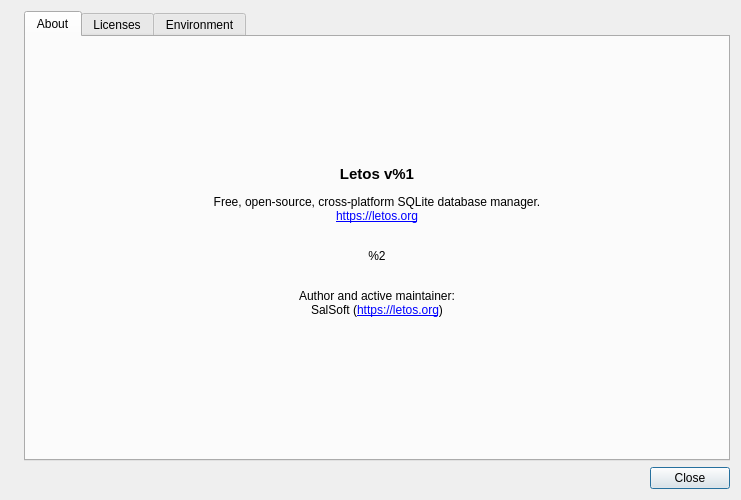
Old version of the form Letos/gui/dialogs/aboutdialog.ui in the repository Mu-L/sqlitestudio.
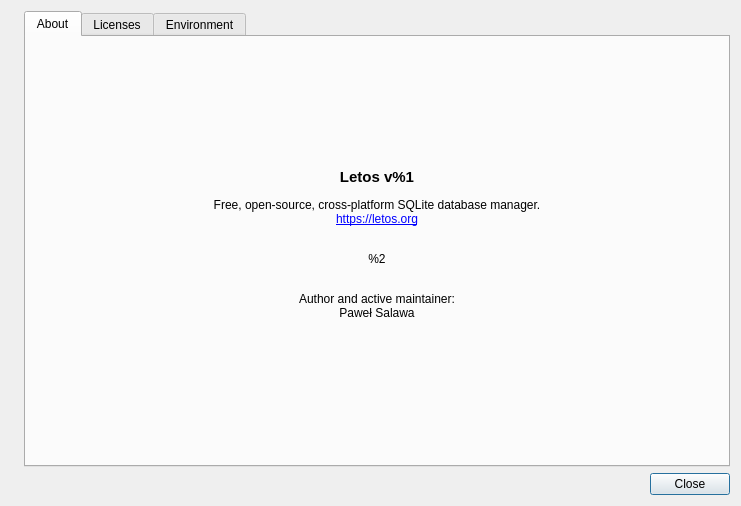
New version of the form. The open tabs and pages were chosen to show the change.

Commit message: #5574 Fixed maintainer name and removed unwanted translation msg.

```diff
--- a/Letos/gui/dialogs/aboutdialog.ui
+++ b/Letos/gui/dialogs/aboutdialog.ui
@@ -7,7 +7,7 @@
     <x>0</x>
     <y>0</y>
     <width>741</width>
-    <height>500</height>
+    <height>506</height>
    </rect>
   </property>
   <property name="windowTitle">
@@ -27,7 +27,7 @@
        <item>
         <widget class="QLabel" name="aboutLabel">
          <property name="text">
-          <string>&lt;html&gt;&lt;head/&gt;&lt;body&gt;&lt;p align=&quot;center&quot;&gt;&lt;span style=&quot; font-size:11pt; font-weight:600;&quot;&gt;Letos v%1&lt;/span&gt;&lt;/p&gt;&lt;p align=&quot;center&quot;&gt;Free, open-source, cross-platform SQLite database manager.&lt;br/&gt;&lt;a href=&quot;https://letos.org&quot;&gt;&lt;span style=&quot; text-decoration: underline; color:#0000ff;&quot;&gt;https://letos.org&lt;/span&gt;&lt;/a&gt;&lt;br/&gt;&lt;/p&gt;&lt;p align=&quot;center&quot;&gt;%2&lt;br/&gt;&lt;/p&gt;&lt;p align=&quot;center&quot;&gt;Author and active maintainer:&lt;br/&gt;SalSoft (&lt;a href=&quot;https://letos.org&quot;&gt;&lt;span style=&quot; text-decoration: underline; color:#0000ff;&quot;&gt;https://letos.org&lt;/span&gt;&lt;/a&gt;)&lt;br/&gt;&lt;/p&gt;&lt;/body&gt;&lt;/html&gt;</string>
+          <string>&lt;html&gt;&lt;head/&gt;&lt;body&gt;&lt;p align=&quot;center&quot;&gt;&lt;span style=&quot; font-size:11pt; font-weight:600;&quot;&gt;Letos v%1&lt;/span&gt;&lt;/p&gt;&lt;p align=&quot;center&quot;&gt;Free, open-source, cross-platform SQLite database manager.&lt;br/&gt;&lt;a href=&quot;https://letos.org&quot;&gt;&lt;span style=&quot; text-decoration: underline; color:#0000ff;&quot;&gt;https://letos.org&lt;/span&gt;&lt;/a&gt;&lt;br/&gt;&lt;/p&gt;&lt;p align=&quot;center&quot;&gt;%2&lt;br/&gt;&lt;/p&gt;&lt;p align=&quot;center&quot;&gt;Author and active maintainer:&lt;br/&gt;Paweł Salawa&lt;br/&gt;&lt;/p&gt;&lt;/body&gt;&lt;/html&gt;</string>
          </property>
          <property name="openExternalLinks">
           <bool>true</bool>
```
Left out of the diff: 22 changed lines with no effect on the pictures. The commit also changes 1 other file.
